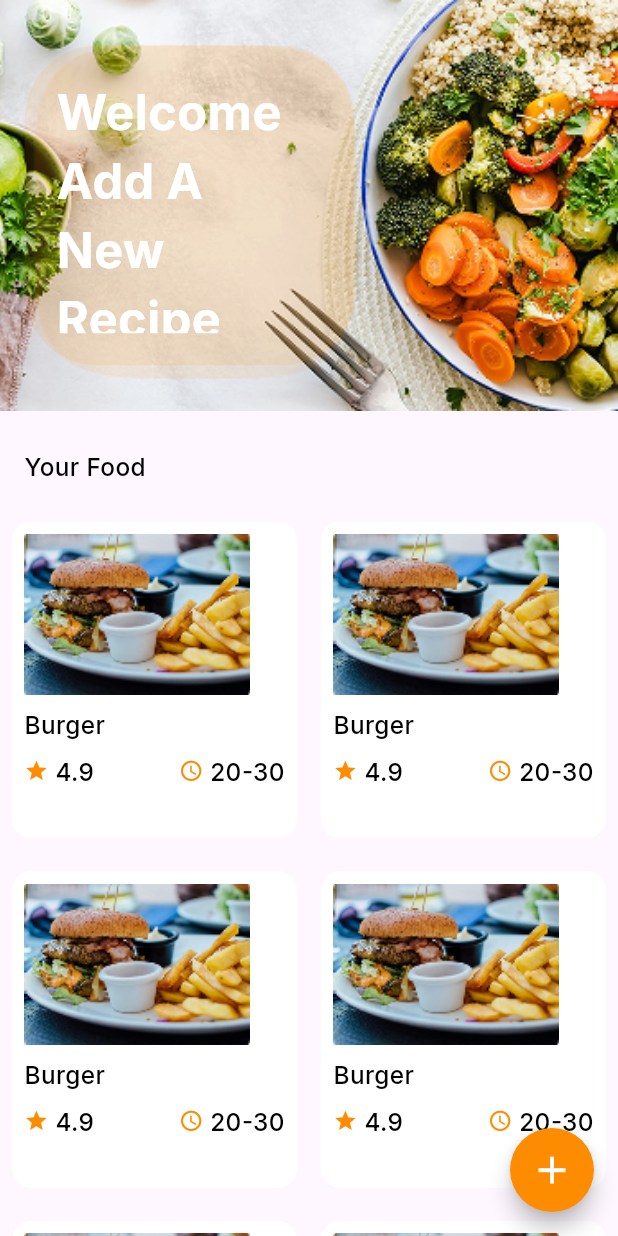
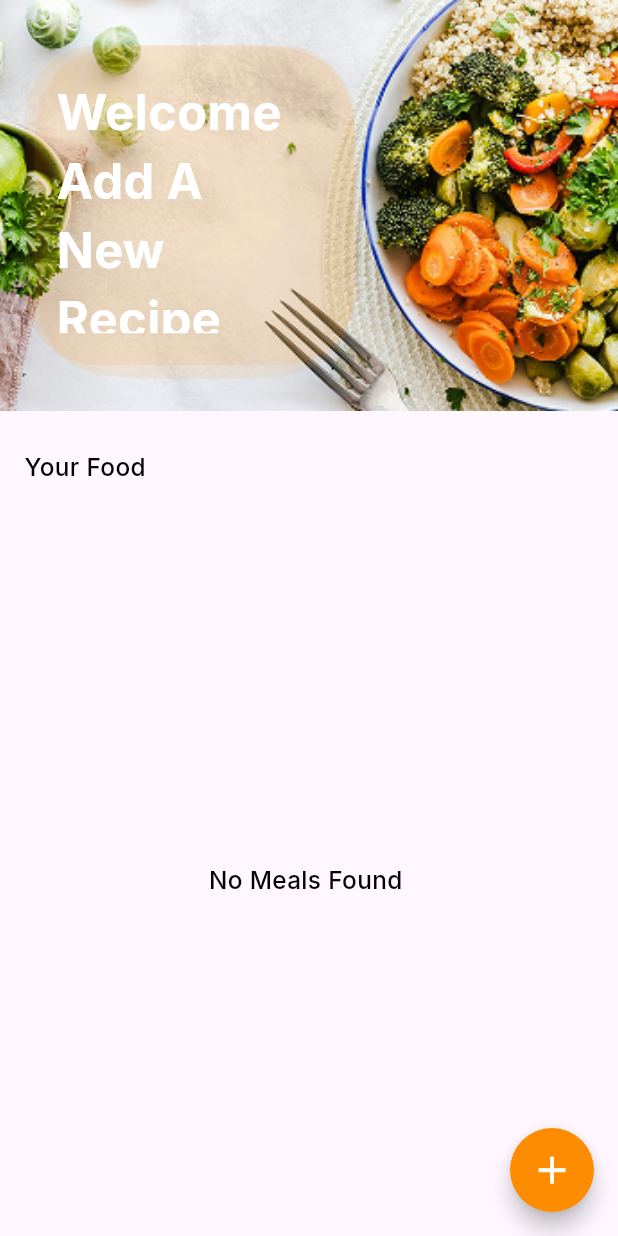
Before and after one commit to OmarKhaled00e/meals_app, a Flutter app: the HomeScreen screen opened by its route, after a tap on the "add" icon, on a phone screen of 412 x 824 dp. Run offline on Flutter 3.47's test engine with Material 3 defaults, Android fonts, the phone set to English and light mode, and no system bars; our stand-ins replace cached_network_image, carousel_slider, dots_indicator, flutter_screenutil, google_fonts, shared_preferences and 1 more; accounts and stored records are empty.

```diff
--- /dev/null
+++ b/lib/features/home/data/db_helper/db_helper.dart
@@ -0,0 +1,48 @@
+import 'package:meals_app/features/home/data/models/meal_model.dart';
+import 'package:sqflite/sqflite.dart';
+import 'package:path/path.dart';
+
+class DbHelper {
+  static final DbHelper instance = DbHelper._internal();
+
+  factory DbHelper() => instance;
+
+  DbHelper._internal();
+
+  Database? _database;
+
+  Future<Database> get database async {
+    if (_database != null) return _database!;
+    _database = await _initDatabase();
+    return _database!;
+  }
+
+  Future<Database> _initDatabase() async {
+    String path = join(await getDatabasesPath(), 'my_database.db');
+    return await openDatabase(path, version: 1, onCreate: _createDatabase);
+  }
+
+  Future<void> _createDatabase(Database db, int version) async {
+    await db.execute('''
+      CREATE TABLE meals (
+        id INTEGER PRIMARY KEY AUTOINCREMENT,
+        name TEXT NOT NULL,
+        description TEXT,
+        time TEXT,
+        imageUrl TEXT,
+        rate REAL
+      )
+    ''');
+  }
+
+  Future<int> insertMeal(MealModel meal) async {
+    final db = await database;
+    return await db.insert('meals', meal.toMap());
+  }
+
+  Future<List<MealModel>> getMeals() async {
+    final db = await database;
+    final List<Map<String, dynamic>> mealsJson = await db.query('meals');
+    return mealsJson.map((json) => MealModel.fromMap(json)).toList();
+  }
+}
--- /dev/null
+++ b/lib/features/home/data/models/meal_model.dart
@@ -0,0 +1,47 @@
+class MealModel {
+  final int? id;
+  final String name;
+  final String imageUrl;
+  final String description;
+  final String time; // عدد الدقائق مثلاً
+  final double rate;
+
+  MealModel({
+    this.id,
+    required this.name,
+    required this.imageUrl,
+    required this.description,
+    required this.time,
+    required this.rate,
+  });
+
+  /// لتحويل الكائن إلى Map لتخزينه في SQLite
+  Map<String, dynamic> toMap() {
+    final map = <String, dynamic>{
+      'name': name,
+      'imageUrl': imageUrl,
+      'description': description,
+      'time': time,
+      'rate': rate,
+    };
+
+    // نضيف id فقط لو موجود
+    if (id != null) {
+      map['id'] = id;
+    }
+
+    return map;
+  }
+
+  /// لتحويل Map من قاعدة البيانات إلى كائن MealModel
+  factory MealModel.fromMap(Map<String, dynamic> map) {
+    return MealModel(
+      id: map['id'],
+      name: map['name'],
+      imageUrl: map['imageUrl'],
+      description: map['description'],
+      time: map['time'],
+      rate: (map['rate'] as num).toDouble(), // تأكد من النوع double
+    );
+  }
+}
--- a/lib/features/home/home_screen.dart
+++ b/lib/features/home/home_screen.dart
@@ -2,8 +2,12 @@ import 'package:flutter/material.dart';
 import 'package:flutter_screenutil/flutter_screenutil.dart';
 import 'package:meals_app/core/styles/app_colors.dart';
 import 'package:meals_app/core/styles/app_text_styles.dart';
+import 'package:meals_app/features/home/data/db_helper/db_helper.dart';
+import 'package:meals_app/features/home/data/models/meal_model.dart';
 import 'package:meals_app/features/home/widgets/custom_food_item.dart';
 import 'package:meals_app/features/home/widgets/cutom_top_home_part.dart';
+
+DbHelper dbHelper = DbHelper.instance;
 
 class HomeScreen extends StatelessWidget {
   const HomeScreen({super.key});
@@ -29,22 +33,50 @@ class HomeScreen extends StatelessWidget {
                     ),
                     SizedBox(height: 25.h),
                     Expanded(
-                      child: GridView.builder(
-                        itemCount: 30,
-                        gridDelegate: SliverGridDelegateWithFixedCrossAxisCount(
+                      child: FutureBuilder(
+                        future: dbHelper.getMeals(),
+                        builder: (context, snapshot) {
+                          if (snapshot.connectionState ==
+                              ConnectionState.waiting) {
+                            return Center(
+                              child: CircularProgressIndicator(
+                                color: AppColors.primaryColor,
+                              ),
+                            );
+                          } else if (snapshot.hasData) {
+                            if (snapshot.data!.isEmpty) {
+                              return Center(
+                                child: Text(
+                                  'No Meals Found ',
+                                  style: TextStyles.black16Madium,
+                                ),
+                              );
+                            }
+                            return GridView.builder(
+                              itemCount: snapshot.data!.length,
+                              gridDelegate:
+                                  SliverGridDelegateWithFixedCrossAxisCount(
                                     mainAxisSpacing: 22.sp,
                                     crossAxisSpacing: 16.sp,
                                     childAspectRatio: 0.9,
                                     crossAxisCount: 2,
                                   ),
                               itemBuilder: (context, index) {
+                                MealModel meal = snapshot.data![index];
                                 return CustomFoodItem(
-                            onTap: (){},
-                            imageUrl: 'assets/images/food.png',
-                            name: 'Burger',
-                            rate: 4.9,
-                            time: '20-30',
+                                  onTap: () {},
+                                  imageUrl: meal.imageUrl,
+                                  name: meal.name,
+                                  rate: meal.rate,
+                                  time: meal.time,
                                 );
+                              },
+                            );
+                          } else if (snapshot.hasError) {
+                            return Center(child: Text('${snapshot.error}'));
+                          }
+
+                          return Container();
                         },
                       ),
                     ),
@@ -57,13 +89,9 @@ class HomeScreen extends StatelessWidget {
         floatingActionButton: FloatingActionButton(
           shape: CircleBorder(),
           backgroundColor: AppColors.primaryColor,
-          child: Icon(Icons.add,
-          color: Colors.white,
-          size: 30.sp,
+          child: Icon(Icons.add, color: Colors.white, size: 30.sp),
+          onPressed: () {},
         ),
-          onPressed: (){},
-          ),
-
       ),
     );
   }
--- a/lib/features/home/widgets/custom_food_item.dart
+++ b/lib/features/home/widgets/custom_food_item.dart
@@ -1,3 +1,4 @@
+import 'package:cached_network_image/cached_network_image.dart';
 import 'package:flutter/material.dart';
 import 'package:flutter_screenutil/flutter_screenutil.dart';
 import 'package:meals_app/core/styles/app_colors.dart';
@@ -34,11 +35,12 @@ class CustomFoodItem extends StatelessWidget {
           child: Column(
             crossAxisAlignment: CrossAxisAlignment.start,
             children: [
-              Image.asset(
-                imageUrl,
+              CachedNetworkImage(
+                imageUrl: imageUrl,
                 fit: BoxFit.cover,
                 width: 137.w,
                 height: 106.h,
+                errorWidget: (context, url, error) => Icon(Icons.error , color:Colors.red),
               ),
               SizedBox(height: 8.h),
               SizedBox(
@@ -56,22 +58,24 @@ class CustomFoodItem extends StatelessWidget {
                 children: [
                   Row(
                     children: [
-                      Icon(Icons.star, color: AppColors.primaryColor, size: 16.sp),
+                      Icon(
+                        Icons.star,
+                        color: AppColors.primaryColor,
+                        size: 16.sp,
+                      ),
                       SizedBox(width: 4.w),
-                      Text(
-                        rate.toString(),
-                        style: TextStyles.black16Madium,
-                      ),
+                      Text(rate.toString(), style: TextStyles.black16Madium),
                     ],
                   ),
                   Row(
                     children: [
-                      Icon(Icons.access_time, color: AppColors.primaryColor, size: 16.sp),
+                      Icon(
+                        Icons.access_time,
+                        color: AppColors.primaryColor,
+                        size: 16.sp,
+                      ),
                       SizedBox(width: 4.w),
-                      Text(
-                        time,
-                        style: TextStyles.black16Madium,
-                      ),
+                      Text(time, style: TextStyles.black16Madium),
                     ],
                   ),
                 ],
--- a/lib/main.dart
+++ b/lib/main.dart
@@ -1,7 +1,6 @@
 import 'package:flutter/material.dart';
 import 'package:flutter_screenutil/flutter_screenutil.dart';
 import 'package:meals_app/core/helper_functions/on_generate_routes.dart';
-
 import 'package:meals_app/features/onboarding/on_boarding_screen.dart';
 
 void main() async {
--- a/pubspec.yaml
+++ b/pubspec.yaml
@@ -28,6 +28,7 @@ environment:
 # the latest version available on pub.dev. To see which dependencies have newer
 # versions available, run `flutter pub outdated`.
 dependencies:
+  cached_network_image: ^3.4.1
   carousel_slider: ^5.1.1
   cupertino_icons: ^1.0.8
   dots_indicator: ^4.0.1
@@ -35,7 +36,9 @@ dependencies:
     sdk: flutter
   flutter_screenutil: ^5.9.3
   google_fonts: ^6.2.1
+  path: ^1.9.1
   shared_preferences: ^2.5.3
+  sqflite: ^2.4.2
 
 dev_dependencies:
   flutter_lints: ^5.0.0
```
Also changed, not shown: pubspec.lock, 1 other file. Lines whose indentation alone changed are shown as unchanged.
